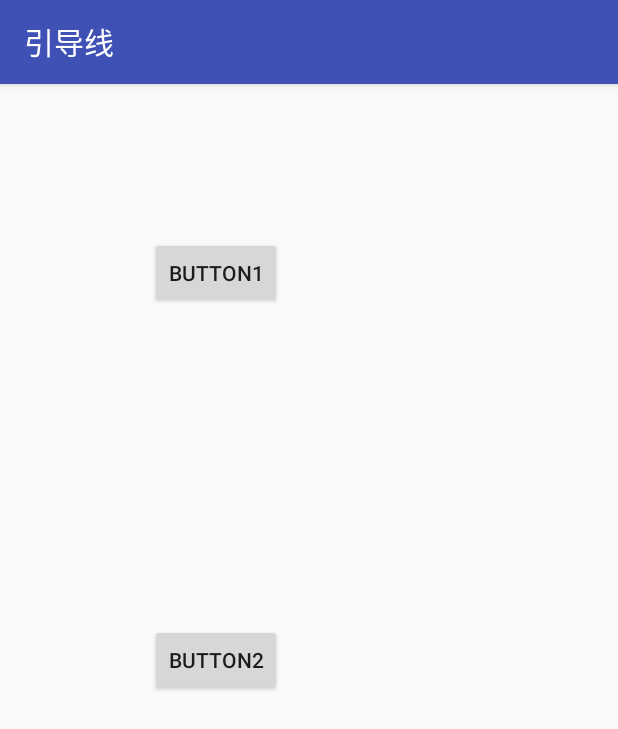
After one commit to gitjing/ConstraintLayoutDemo, an Android app: the GuideLineActivity screen opened directly, with no data from a screen before it, on a phone screen of 412 x 824 dp. The commit adds this screen. Shown: the top 729 px of the screen. Run offline under Robolectric (Android 15) with nearby library versions, the phone set to English and light mode, and no system bars.

Commit message:
添加GuideLine的使用和属性介绍

```diff
--- a/app/src/main/AndroidManifest.xml
+++ b/app/src/main/AndroidManifest.xml
@@ -26,7 +26,8 @@
         <activity android:name=".demolist.CircularPositioningActivity" />
         <activity android:name=".demolist.MatchConstraintActivity" />
         <activity android:name=".demolist.RatioActivity" />
-        <activity android:name=".demolist.ChainsActivity"></activity>
+        <activity android:name=".demolist.ChainsActivity" />
+        <activity android:name=".demolist.GuideLineActivity"></activity>
     </application>
 
 </manifest>
--- a/app/src/main/java/com/example/ljj/constraintlayoutdemo/MainActivity.java
+++ b/app/src/main/java/com/example/ljj/constraintlayoutdemo/MainActivity.java
@@ -13,6 +13,7 @@ import android.widget.TextView;
 import com.example.ljj.constraintlayoutdemo.demolist.CenteringAndBiasActivity;
 import com.example.ljj.constraintlayoutdemo.demolist.ChainsActivity;
 import com.example.ljj.constraintlayoutdemo.demolist.CircularPositioningActivity;
+import com.example.ljj.constraintlayoutdemo.demolist.GuideLineActivity;
 import com.example.ljj.constraintlayoutdemo.demolist.MarginsActivity;
 import com.example.ljj.constraintlayoutdemo.demolist.MatchConstraintActivity;
 import com.example.ljj.constraintlayoutdemo.demolist.RatioActivity;
@@ -60,6 +61,7 @@ public class MainActivity extends AppCompatActivity {
         activityHolder.addActivity("margin", MarginsActivity.class);
         activityHolder.addActivity("ratio", RatioActivity.class);
         activityHolder.addActivity("chains", ChainsActivity.class);
+        activityHolder.addActivity("guideLine", GuideLineActivity.class);
 
 
     }
--- /dev/null
+++ b/app/src/main/java/com/example/ljj/constraintlayoutdemo/demolist/GuideLineActivity.java
@@ -0,0 +1,22 @@
+package com.example.ljj.constraintlayoutdemo.demolist;
+
+import android.support.v7.app.AppCompatActivity;
+import android.os.Bundle;
+
+import com.example.ljj.constraintlayoutdemo.R;
+
+/**
+ * created by ljj on 2017.11.23
+ * 介绍ConstraintLayout中支持GuideLine的使用
+ */
+public class GuideLineActivity extends AppCompatActivity {
+
+    @Override
+    protected void onCreate(Bundle savedInstanceState) {
+        super.onCreate(savedInstanceState);
+        setContentView(R.layout.activity_guide_line);
+
+        getSupportActionBar().setTitle("引导线");
+
+    }
+}
--- /dev/null
+++ b/app/src/main/res/layout/activity_guide_line.xml
@@ -0,0 +1,59 @@
+<?xml version="1.0" encoding="utf-8"?>
+<android.support.constraint.ConstraintLayout xmlns:android="http://schemas.android.com/apk/res/android"
+    xmlns:app="http://schemas.android.com/apk/res-auto"
+    xmlns:tools="http://schemas.android.com/tools"
+    android:layout_width="match_parent"
+    android:layout_height="match_parent"
+    tools:context="com.example.ljj.constraintlayoutdemo.demolist.GuideLineActivity">
+
+    <!--注：GuideLine顾名思义是辅助线的意思
+    主要用于辅助布局，即类似为辅助线，横向的、纵向的。该布局是不会显示到界面上的。
+    主要有三个属性：
+    layout_constraintGuide_begin
+    layout_constraintGuide_end
+    layout_constraintGuide_percent
+    android:orientation 通过这个属性来区分是竖直的还是水平的辅助线
+    -->
+
+    <!--辅助线1 竖直辅助线，距离左侧100dp-->
+    <android.support.constraint.Guideline
+        android:id="@+id/guide_line"
+        android:layout_width="wrap_content"
+        android:layout_height="wrap_content"
+        android:orientation="vertical"
+        app:layout_constraintGuide_begin="100dp"
+
+        />
+
+
+    <!--竖直线2 水平辅助线，距离上测150dp-->
+    <android.support.constraint.Guideline
+        android:id="@+id/guide_line1"
+        android:layout_width="wrap_content"
+        android:layout_height="wrap_content"
+        android:orientation="horizontal"
+        app:layout_constraintGuide_begin="150dp" />
+
+
+
+    <!--button1位置在两个辅助线的交点位置，通过两个辅助线来控制控件位置-->
+    <Button
+        android:id="@+id/button1"
+        android:layout_width="wrap_content"
+        android:layout_height="wrap_content"
+        android:text="button1"
+        app:layout_constraintBottom_toBottomOf="@id/guide_line1"
+        app:layout_constraintStart_toStartOf="@id/guide_line" />
+
+
+    <!--button2 上下居中，并且左侧依赖于guide_line的辅助线显示-->
+    <Button
+        android:id="@+id/button2"
+        android:layout_width="wrap_content"
+        android:layout_height="wrap_content"
+        android:text="button2"
+        app:layout_constraintBottom_toBottomOf="parent"
+        app:layout_constraintLeft_toRightOf="@id/guide_line"
+        app:layout_constraintTop_toTopOf="parent" />
+
+</android.support.constraint.ConstraintLayout>
```
